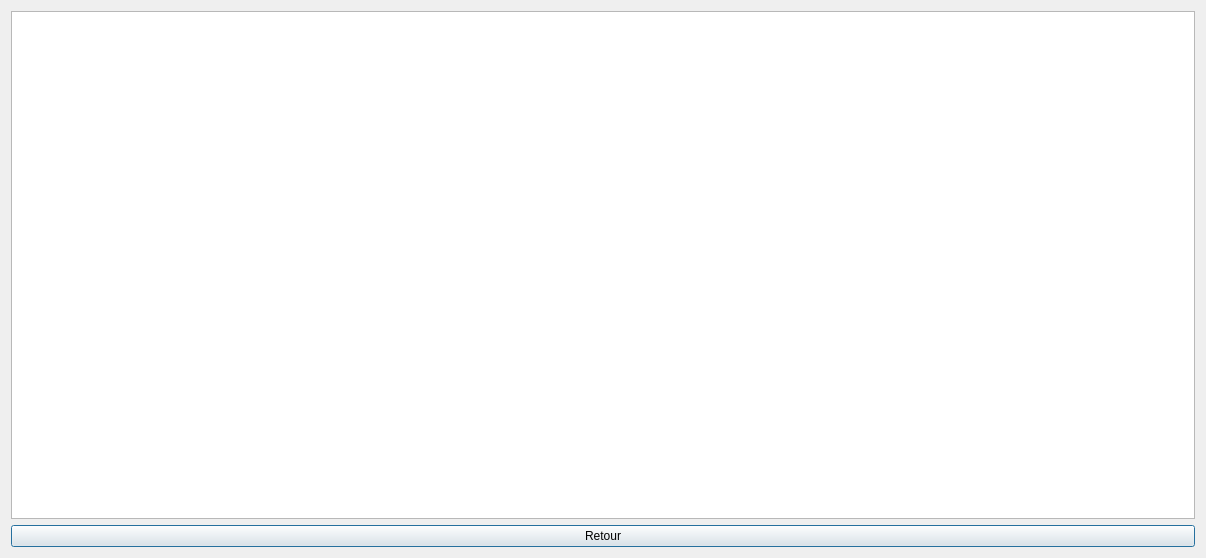
The window that fenetre2.ui (sam19961/ProjetBiblioFinal) describes before a commit, drawn with Qt 5.
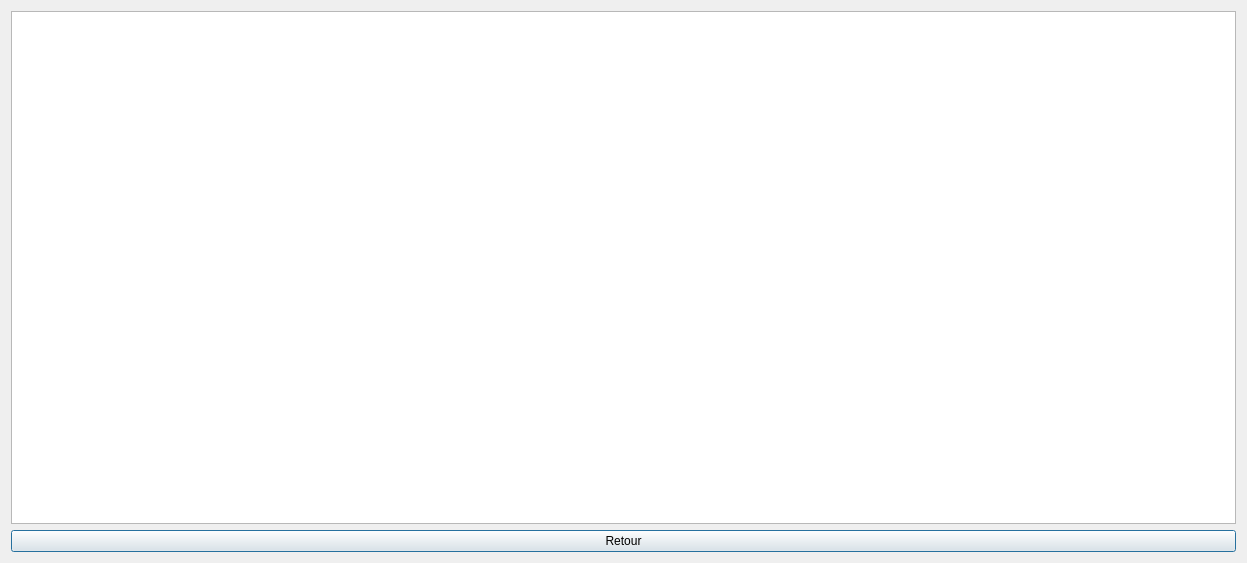
The same window after the commit.

```diff
--- a/fenetre2.ui
+++ b/fenetre2.ui
@@ -6,8 +6,8 @@
    <rect>
     <x>0</x>
     <y>0</y>
-    <width>1206</width>
-    <height>558</height>
+    <width>1247</width>
+    <height>563</height>
    </rect>
   </property>
   <property name="windowTitle">
```
